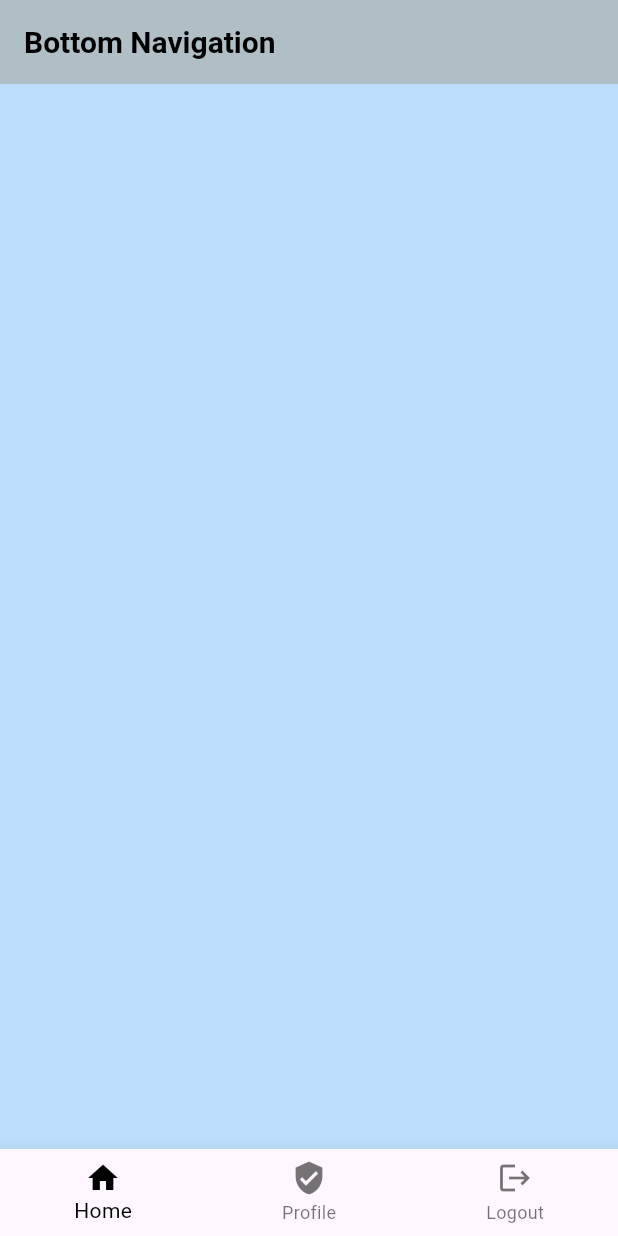
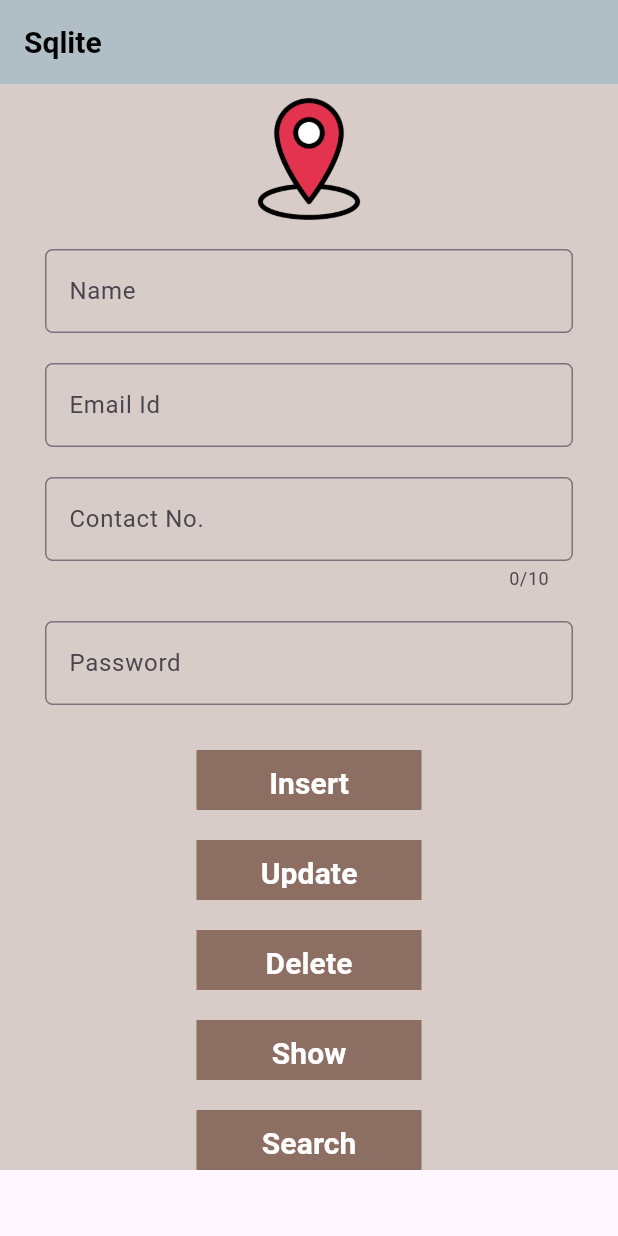
Before and after one commit to SagarKhatri24/ecommerce_on_25, a Flutter app: the screen it shows after launch, on a phone screen of 412 x 824 dp. Run offline on Flutter 3.47's test engine with Material 3 defaults, Android fonts, the light colour scheme and no system bars; our stand-ins replace fluttertoast, sqflite; accounts and stored records are empty.

Commit message:
Sqlite Demo

```diff
--- a/lib/splash.dart
+++ b/lib/splash.dart
@@ -3,6 +3,7 @@ import 'dart:async';
 import 'package:ecommerce_on_25/bottom_nav.dart';
 import 'package:ecommerce_on_25/custom_list.dart';
 import 'package:ecommerce_on_25/navigationDemo.dart';
+import 'package:ecommerce_on_25/sqliteDemo.dart';
 import 'package:ecommerce_on_25/tabDemo.dart';
 import 'package:flutter/material.dart';
 
@@ -40,7 +41,7 @@ class SplashMain extends State<SplashState>{
     return new Timer(
       Duration(seconds: 3),
       (){
-        Navigator.push(context, MaterialPageRoute(builder: (_)=> BottomState()));
+        Navigator.push(context, MaterialPageRoute(builder: (_)=> SqliteApp()));
       }
     );
   }
--- /dev/null
+++ b/lib/sqliteDemo.dart
@@ -0,0 +1,314 @@
+import 'package:ecommerce_on_25/custom_list.dart';
+import 'package:ecommerce_on_25/home.dart';
+import 'package:ecommerce_on_25/list.dart';
+import 'package:ecommerce_on_25/sqliteHelper.dart';
+import 'package:flutter/material.dart';
+import 'package:fluttertoast/fluttertoast.dart';
+
+class SqliteApp extends StatelessWidget{
+
+  @override
+  Widget build(BuildContext context) {
+    // TODO: implement build
+    return MaterialApp(
+      debugShowCheckedModeBanner: false,
+      home: SqliteState(),
+    );
+  }
+}
+
+class SqliteState extends StatefulWidget{
+
+  @override
+  SqliteMain createState() => SqliteMain();
+
+}
+
+class SqliteMain extends State<SqliteState>{
+
+  GlobalKey<FormState> formKey = GlobalKey();
+  late String sName,sEmail,sContact, sPassword;
+  var dbHelper = SqliteDatabaseHelper();
+
+  @override
+  Widget build(BuildContext context) {
+    // TODO: implement build
+    return Scaffold(
+      appBar: AppBar(
+        title: Text(
+          "Sqlite",
+          style: TextStyle(color: Colors.black, fontSize: 20.0, fontWeight: FontWeight.bold),
+        ),
+        backgroundColor: Colors.blueGrey.shade200,
+      ),
+      body: SingleChildScrollView(
+        child: Container(
+          color: Colors.brown.shade100,
+          child: Center(
+            child: Column(
+              children: [
+                Image.asset(
+                  'asset/icons/map_pointer.png',
+                  width: 100.0,
+                  height: 100.0,
+                ),
+                Form(
+                  key: formKey,
+                  child: Column(
+                    children: [
+                      Padding(
+                        padding: const EdgeInsets.symmetric(horizontal: 30.0, vertical: 10.0),
+                        child: TextFormField(
+                          keyboardType: TextInputType.name,
+                          decoration: InputDecoration(
+                            border: OutlineInputBorder(
+                              borderRadius: BorderRadius.circular(5.0),
+                            ),
+                            hintText: "Enter Name",
+                            labelText: "Name"
+                          ),
+                          validator: (value){
+                            if(value!.isEmpty){
+                              return "Name Required";
+                            }
+                            else{
+                              return null;
+                            }
+                          },
+                          onSaved: (value){
+                            sName = value!;
+                          },
+                        ),
+                      ),
+                      Padding(
+                        padding: const EdgeInsets.symmetric(horizontal: 30.0, vertical: 10.0),
+                        child: TextFormField(
+                          keyboardType: TextInputType.emailAddress,
+                          decoration: InputDecoration(
+                            border: OutlineInputBorder(
+                              borderRadius: BorderRadius.circular(5.0),
+                            ),
+                            hintText: "Enter Email Id",
+                            labelText: "Email Id"
+                          ),
+                          validator: (value){
+                            if(value!.isEmpty){
+                              return "Email Id Required";
+                            }
+                            else{
+                              return null;
+                            }
+                          },
+                          onSaved: (value){
+                            sEmail = value!;
+                          },
+                        ),
+                      ),
+                      Padding(
+                        padding: const EdgeInsets.symmetric(horizontal: 30.0, vertical: 10.0),
+                        child: TextFormField(
+                          keyboardType: TextInputType.phone,
+                          maxLength: 10,
+                          decoration: InputDecoration(
+                            border: OutlineInputBorder(
+                              borderRadius: BorderRadius.circular(5.0),
+                            ),
+                            hintText: "Enter Contact No.",
+                            labelText: "Contact No."
+                          ),
+                          validator: (value){
+                            if(value!.isEmpty){
+                              return "Contact No. Required";
+                            }
+                            else{
+                              return null;
+                            }
+                          },
+                          onSaved: (value){
+                            sContact = value!;
+                          },
+                        ),
+                      ),
+                      Padding(
+                        padding: const EdgeInsets.symmetric(horizontal: 30.0, vertical: 10.0),
+                        child: TextFormField(
+                          obscureText: true,
+                          keyboardType: TextInputType.text,
+                          decoration: InputDecoration(
+                            border: OutlineInputBorder(
+                              borderRadius: BorderRadius.circular(5.0),
+                            ),
+                            hintText: "Enter Password",
+                            labelText: "Password"
+                          ),
+                          validator: (value){
+                            if(value!.isEmpty){
+                              return "Password Required";
+                            }
+                            else{
+                              return null;
+                            }
+                          },
+                          onSaved: (value){
+                            sPassword = value!;
+                          },
+                        ),
+                      ),
+                      Padding(
+                        padding: const EdgeInsets.only(top: 20.0),
+                        child: Container(
+                          width: 150.0,
+                          height: 40.0,
+                          color: Colors.brown.shade400,
+                          child: TextButton(
+                            onPressed: (){
+                              if(formKey.currentState!.validate()){
+                                formKey.currentState!.save();
+                                insertData(sName,sEmail,sContact,sPassword);
+                              }
+                            },
+                            child: Text(
+                              "Insert",
+                              style: TextStyle(color: Colors.white, fontWeight: FontWeight.bold,fontSize: 20.0),),
+                          ),
+                        ),
+                      ),
+                      Padding(
+                        padding: const EdgeInsets.only(top: 20.0),
+                        child: Container(
+                          width: 150.0,
+                          height: 40.0,
+                          color: Colors.brown.shade400,
+                          child: TextButton(
+                            onPressed: (){
+                              if(formKey.currentState!.validate()){
+                                formKey.currentState!.save();
+                                updateData(sName,sEmail,sContact,sPassword);
+                              }
+                            },
+                            child: Text(
+                              "Update",
+                              style: TextStyle(color: Colors.white, fontWeight: FontWeight.bold,fontSize: 20.0),),
+                          ),
+                        ),
+                      ),
+                      Padding(
+                        padding: const EdgeInsets.only(top: 20.0),
+                        child: Container(
+                          width: 150.0,
+                          height: 40.0,
+                          color: Colors.brown.shade400,
+                          child: TextButton(
+                            onPressed: (){
+                              formKey.currentState!.save();
+                              deleteData(sContact);
+                            },
+                            child: Text(
+                              "Delete",
+                              style: TextStyle(color: Colors.white, fontWeight: FontWeight.bold,fontSize: 20.0),),
+                          ),
+                        ),
+                      ),
+                      Padding(
+                        padding: const EdgeInsets.only(top: 20.0),
+                        child: Container(
+                          width: 150.0,
+                          height: 40.0,
+                          color: Colors.brown.shade400,
+                          child: TextButton(
+                            onPressed: (){
+                              showData();
+                            },
+                            child: Text(
+                              "Show",
+                              style: TextStyle(color: Colors.white, fontWeight: FontWeight.bold,fontSize: 20.0),),
+                          ),
+                        ),
+                      ),
+                      Padding(
+                        padding: const EdgeInsets.only(top: 20.0),
+                        child: Container(
+                          width: 150.0,
+                          height: 40.0,
+                          color: Colors.brown.shade400,
+                          child: TextButton(
+                            onPressed: (){
+                              formKey.currentState!.save();
+                              searchData(sContact);
+                            },
+                            child: Text(
+                              "Search",
+                              style: TextStyle(color: Colors.white, fontWeight: FontWeight.bold,fontSize: 20.0),),
+                          ),
+                        ),
+                      ),
+                    ],
+                  )
+                ),
+
+              ],
+            ),
+          ),
+        ),
+      ),
+    );
+  }
+
+  void insertData(String sName, String sEmail, String sContact, String sPassword) async{
+    Map<String,dynamic> rows = {
+      SqliteDatabaseHelper.columnName : sName,
+      SqliteDatabaseHelper.columnEmail : sEmail,
+      SqliteDatabaseHelper.columnContact : sContact,
+      SqliteDatabaseHelper.columnPassword : sPassword
+    };
+
+    final id = await dbHelper.insert(rows);
+    Fluttertoast.showToast(
+      msg: "Insert Successfully",
+      toastLength: Toast.LENGTH_LONG,
+      timeInSecForIosWeb: 3
+    );
+    print("Inserted Id : $id");
+  }
+
+  void updateData(String sName, String sEmail, String sContact, String sPassword) async{
+    Map<String,dynamic> rows = {
+      SqliteDatabaseHelper.columnName : sName,
+      SqliteDatabaseHelper.columnEmail : sEmail,
+      SqliteDatabaseHelper.columnPassword : sPassword
+    };
+
+    final id = await dbHelper.update(rows,sContact);
+    Fluttertoast.showToast(
+      msg: "Update Successfully",
+      toastLength: Toast.LENGTH_LONG,
+      timeInSecForIosWeb: 3
+    );
+    print("Updated Id : $id");
+  }
+
+  void deleteData(String sContact) async{
+    final id = await dbHelper.delete(sContact);
+    Fluttertoast.showToast(
+      msg: "Delete Successfully",
+      toastLength: Toast.LENGTH_LONG,
+      timeInSecForIosWeb: 3
+    );
+    print("Deleted Id : $id");
+  }
+
+  void showData() async {
+    var listData = await dbHelper.getAllData();
+    for(var i=0;i<listData.length;i++){
+      print(listData[i]);
+    }
+  }
+
+  void searchData(String sContact) async {
+    var listData = await dbHelper.getSearchData(sContact);
+    for(var i=0;i<listData.length;i++){
+      print(listData[i]);
+    }
+  }
+
+}
--- /dev/null
+++ b/lib/sqliteHelper.dart
@@ -0,0 +1,74 @@
+import 'dart:io';
+
+import 'package:path/path.dart';
+import 'package:path_provider/path_provider.dart';
+import 'package:sqflite/sqflite.dart';
+
+class SqliteDatabaseHelper{
+
+  static final databaseName = "student.db";
+  static final databaseVersion = 1;
+
+  static final tableName = "users";
+
+  static final columnId = "id";
+  static final columnName = "name";
+  static final columnEmail = "email";
+  static final columnContact = "contact";
+  static final columnPassword = "password";
+
+  static final SqliteDatabaseHelper instance = SqliteDatabaseHelper();
+  Database? databaseMain = null;
+
+  Future<Database?> get database async{
+    if(databaseMain!=null) return databaseMain;
+    databaseMain = await initDatabase();
+    return databaseMain;
+  }
+
+  initDatabase() async{
+    Directory docDirectory = await getApplicationDocumentsDirectory();
+    String path = join(docDirectory.path,databaseName);
+    return await openDatabase(path,version: databaseVersion,onCreate: onCreateMethod);
+  }
+
+  Future onCreateMethod(Database db, int version) async{
+    await db.execute(
+      '''
+        CREATE TABLE $tableName(
+          $columnId INTEGER PRIMARY KEY,
+          $columnName TEXT NOT NULL,
+          $columnEmail TEXT NOT NULL,
+          $columnContact TEXT NOT NULL,
+          $columnPassword TEXT NOT NULL,
+        )
+      '''
+    );
+  }
+
+  Future<int> insert(Map<String,dynamic> row) async{
+    Database? db = await instance.database;
+    return await db!.insert(tableName, row);
+  }
+
+  Future<int> update(Map<String,dynamic> row, String contact) async{
+    Database? db = await instance.database;
+    return await db!.update(tableName, row, where: '$columnContact = ?', whereArgs: [contact]);
+  }
+
+  Future<int> delete(String contact) async{
+    Database? db = await instance.database;
+    return await db!.delete(tableName, where: '$columnContact = ?', whereArgs: [contact]);
+  }
+
+  Future<List<Map<String,dynamic>>> getAllData() async{
+    Database? db = await instance.database;
+    return await db!.query(tableName);
+  }
+
+  Future<List<Map<String,dynamic>>> getSearchData(String contact) async{
+    Database? db = await instance.database;
+    return await db!.query(tableName, where: '$columnContact = ?', whereArgs: [contact]);
+  }
+
+}
--- a/pubspec.yaml
+++ b/pubspec.yaml
@@ -36,6 +36,8 @@ dependencies:
   # Use with the CupertinoIcons class for iOS style icons.
   cupertino_icons: ^1.0.8
   fluttertoast: ^8.2.12
+  sqflite: ^2.4.1
+  path_provider: ^2.1.5
 
 dev_dependencies:
   flutter_test:
```
Also changed, not shown: pubspec.lock, 1 other file.
